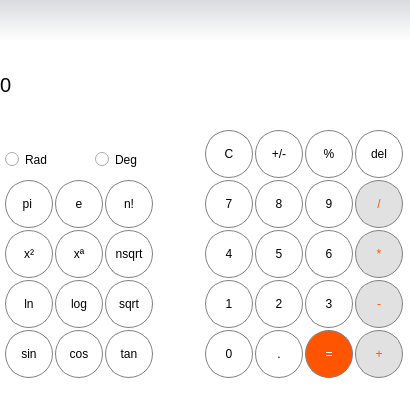
MantiS33/studentcpp, file SummerWar/calculator/calculator.ui: the form before one commit.
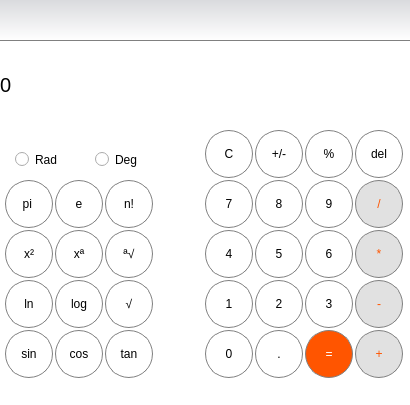
The form after the commit.

Commit message: скорректирован дизайн

```diff
--- a/SummerWar/calculator/calculator.ui
+++ b/SummerWar/calculator/calculator.ui
@@ -783,7 +783,7 @@
 </string>
     </property>
     <property name="text">
-     <string>sqrt</string>
+     <string>√</string>
     </property>
    </widget>
    <widget class="QPushButton" name="button_pi">
@@ -993,15 +993,15 @@
 }</string>
     </property>
     <property name="text">
-     <string>nsqrt</string>
+     <string>ª√</string>
     </property>
    </widget>
    <widget class="QRadioButton" name="radioButton_Rad">
     <property name="geometry">
      <rect>
-      <x>5</x>
+      <x>15</x>
       <y>150</y>
-      <width>84</width>
+      <width>45</width>
       <height>19</height>
      </rect>
     </property>
@@ -1014,7 +1014,7 @@
      <rect>
       <x>95</x>
       <y>150</y>
-      <width>84</width>
+      <width>55</width>
       <height>19</height>
      </rect>
     </property>
@@ -1034,12 +1034,16 @@
     <property name="styleSheet">
      <string notr="true">QLabel {
 qproperty-alignment: 'AlignVCenter | AlignRight';
+border-bottom: 1px  solid grey;
 background-color: qlineargradient(x1: 0, y1: 0, x2: 0, y1: 1, stop:1 #dadbde, stop:0 #ffffff);
 }</string>
     </property>
     <property name="text">
      <string/>
     </property>
+    <property name="margin">
+     <number>10</number>
+    </property>
    </widget>
   </widget>
   <widget class="QMenuBar" name="menuBar">
```
Left out of the diff: 3 changed lines with no effect on the pictures. The commit also changes 2 other files.
